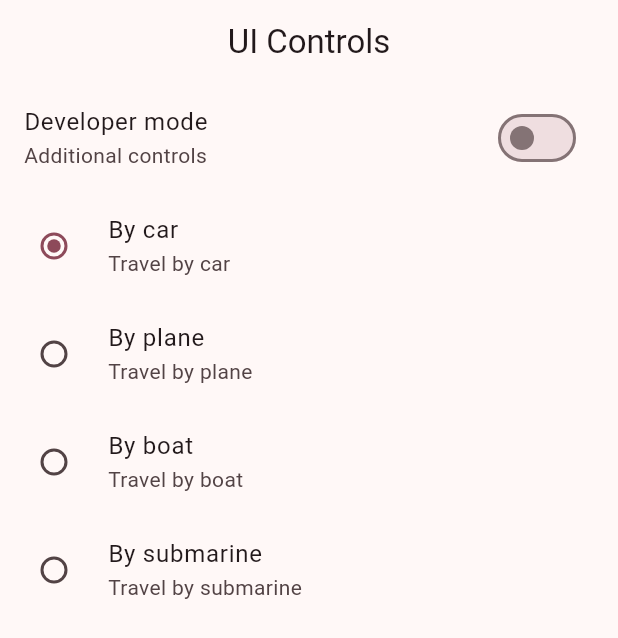
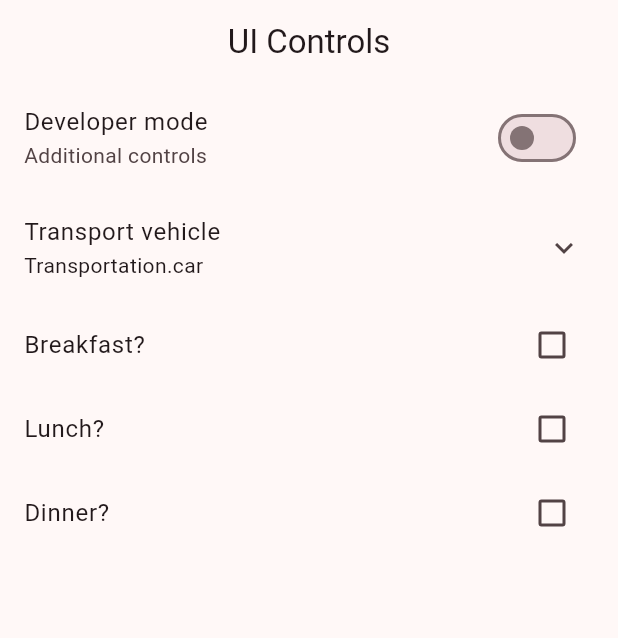
Before and after one commit to valllllll2000/flutter_widgets_app, a Flutter app: the UiControlsScreen screen opened by its route, on a phone screen of 412 x 824 dp. Shown: the top 638 px of the screen. Run offline on Flutter 3.47's test engine with Material 3 defaults, Android fonts, the phone set to English and light mode, and no system bars; our stand-ins replace go_router.

Commit message:
adds finished ui controls

```diff
--- a/lib/presentation/screens/ui_controls/ui_controls_screen.dart
+++ b/lib/presentation/screens/ui_controls/ui_controls_screen.dart
@@ -28,6 +28,9 @@ enum Transportation { car, plane, boat, submarine }
 class _UIControlsViewState extends State<_UIControlsView> {
   bool isDeveloper = false;
   Transportation selectedTransportation = Transportation.car;
+  bool wantsBreakfast = false;
+  bool wantsLunch = false;
+  bool wantsDinner = false;
 
   @override
   Widget build(BuildContext context) {
@@ -43,6 +46,10 @@ class _UIControlsViewState extends State<_UIControlsView> {
                 isDeveloper = !isDeveloper;
               });
             }),
+        ExpansionTile(
+          title: const Text('Transport vehicle'),
+          subtitle: Text('$selectedTransportation'),
+          children: [
             RadioListTile(
                 title: const Text("By car"),
                 subtitle: const Text("Travel by car"),
@@ -84,6 +91,32 @@ class _UIControlsViewState extends State<_UIControlsView> {
                   });
                 }),
           ],
+        ),
+        CheckboxListTile(
+            value: wantsBreakfast,
+            title: const Text('Breakfast?'),
+            onChanged: (value) {
+              setState(() {
+                wantsBreakfast = !wantsBreakfast;
+              });
+            }),
+        CheckboxListTile(
+            value: wantsLunch,
+            title: const Text('Lunch?'),
+            onChanged: (value) {
+              setState(() {
+                wantsLunch = !wantsLunch;
+              });
+            }),
+        CheckboxListTile(
+            value: wantsDinner,
+            title: const Text('Dinner?'),
+            onChanged: (value) {
+              setState(() {
+                wantsDinner = !wantsDinner;
+              });
+            }),
+      ],
     );
   }
 }
```
Lines whose indentation alone changed are shown as unchanged.
